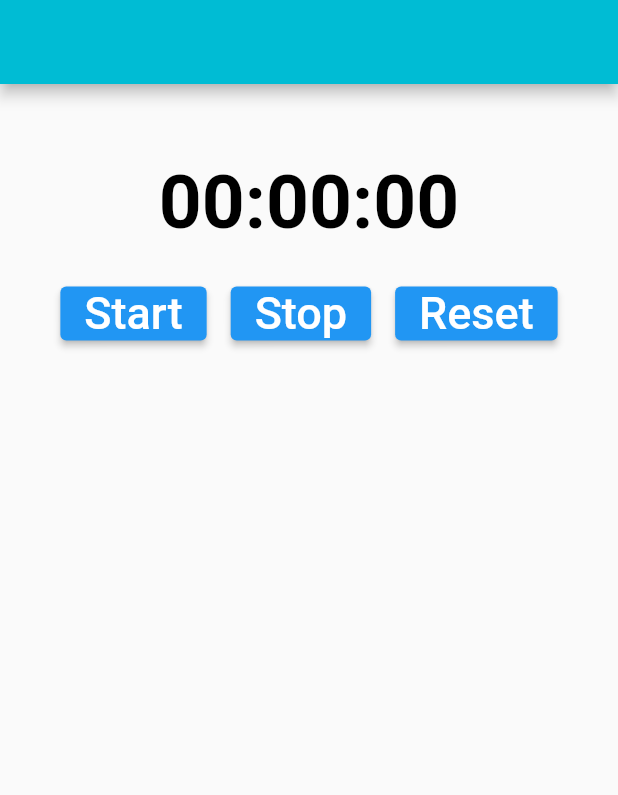
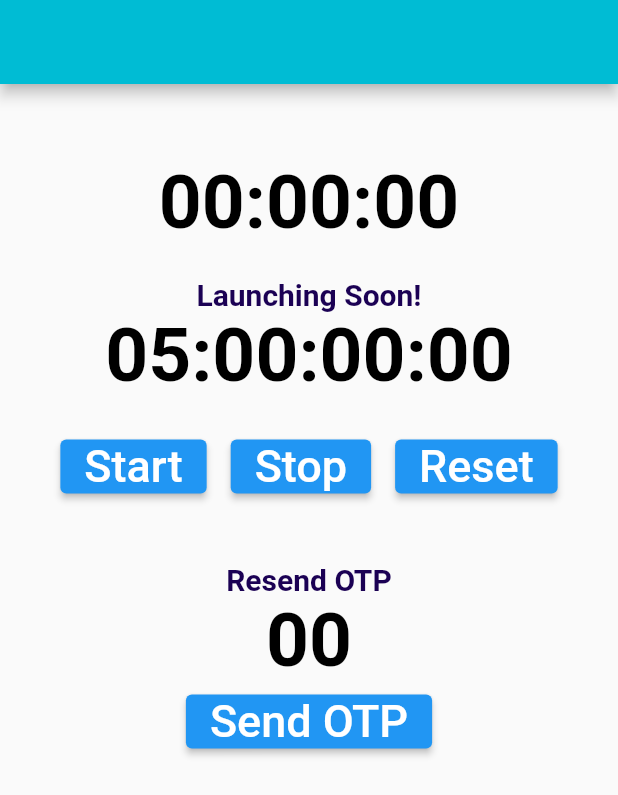
Before and after one commit to marymaedianerizaldo23/CountdownTimer, a Flutter app: the screen it shows after launch, on a phone screen of 412 x 824 dp. Shown: the top 795 px of the screen. Run offline on Flutter 3.47's test engine with Material 2 defaults, Android fonts, the phone set to English and light mode, and no system bars.

Commit message:
Added other examples in one screen

```diff
--- a/lib/screen/countdown_demo.dart
+++ b/lib/screen/countdown_demo.dart
@@ -45,11 +45,13 @@ Timer? countdownTimer;
   @override
   Widget build(BuildContext context) {
     String strDigits(int n) => n.toString().padLeft(2, '0');
-    // final days = strDigits(myDuration.inDays);
+    final days = strDigits(myDuration.inDays);
     // Step 7
     final hours = strDigits(myDuration.inHours.remainder(24));
     final minutes = strDigits(myDuration.inMinutes.remainder(60));
     final seconds = strDigits(myDuration.inSeconds.remainder(60));
+
+
     return Scaffold(
       appBar:AppBar(backgroundColor: Colors.cyan),
       body: Center(
@@ -68,10 +70,24 @@ Timer? countdownTimer;
             ),
             const SizedBox(height: 20),
             // Step 9
+            const Text(
+              'Launching Soon!',
+              style: TextStyle(
+                    fontWeight: FontWeight.bold,
+                    color: Color.fromARGB(255, 27, 1, 84),
+                    fontSize: 20),
+            ),
+              Text(
+                '$days:$hours:$minutes:$seconds',
+                style: const TextStyle(
+                    fontWeight: FontWeight.bold,
+                    color: Colors.black,
+                    fontSize: 50),
+              ),
+              const SizedBox(height: 20),
             Row(
               mainAxisAlignment: MainAxisAlignment.center,
               children: [
-
                 ElevatedButton(
                   onPressed: startTimer,
                   child: const Text(
@@ -107,11 +123,43 @@ Timer? countdownTimer;
                       style: TextStyle(
                         fontSize: 30,
                       ),
-                    )),
+                    )
+                  ),
               ],
+            ),
+           const SizedBox(height: 40),
+            // Step 9
+            const Text(
+              'Resend OTP',
+              style: TextStyle(
+                    fontWeight: FontWeight.bold,
+                    color: Color.fromARGB(255, 27, 1, 84),
+                    fontSize: 20),
+            ),
+            Text('$seconds',
+                style: const TextStyle(
+                    fontWeight: FontWeight.bold,
+                    color: Colors.black,
+                    fontSize: 50),
+                ),
+            Row(
+              mainAxisAlignment: MainAxisAlignment.center,
+              children: [
+
+                ElevatedButton(
+                  onPressed: startTimer,
+                  child: const Text(
+                    'Send OTP',
+                    style: TextStyle(
+                      fontSize: 30,
+                    ),
+                  ),
+                ),
+              ]
             )
           ],
         ),
+
       ),
     );
   }
```
